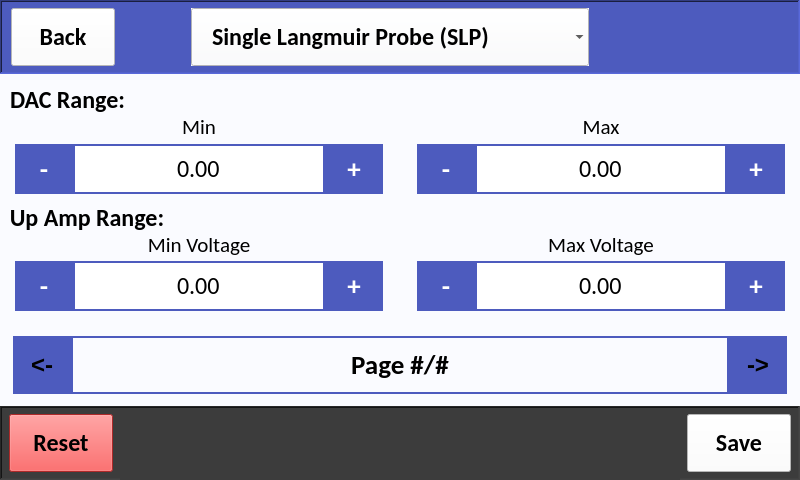
First picture: the form in src/user_interface/graphic_user_interface/user_settings.ui, repository CFigueroa90894/plasmetry, before the edit.
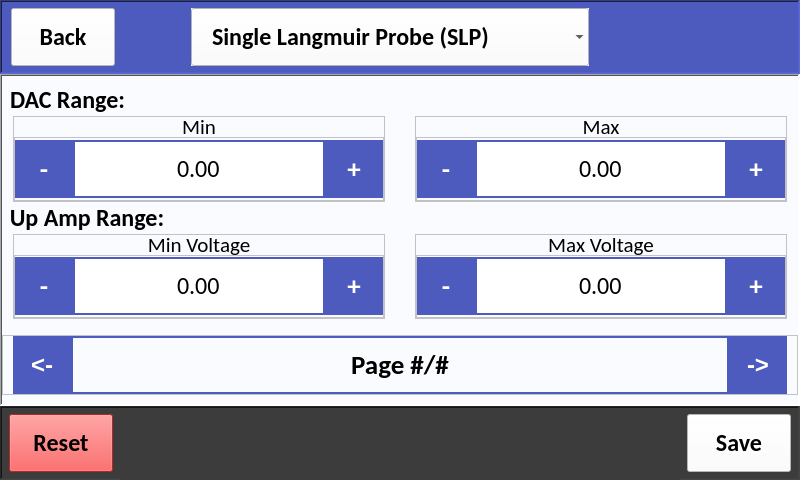
Second picture: the form after the edit. The open tabs and pages were chosen to show the change.

The edit to the form file:
```diff
--- a/src/user_interface/graphic_user_interface/user_settings.ui
+++ b/src/user_interface/graphic_user_interface/user_settings.ui
@@ -32,7 +32,7 @@
 }
 
 QFrame {
-	background-color: transparent;
+	background-color: #fafbff;
 }</string>
    </property>
    <layout class="QVBoxLayout" name="verticalLayout">
@@ -304,8 +304,8 @@
       </property>
       <property name="styleSheet">
        <string notr="true">QGroupBox {
-	border: 1px solid transparent;
-	background-color: transparent;
+	border: 1px solid #fafbff;
+	background-color: #fafbff;
     color: black; 
     margin-top: 30px;  /* Add margin to preserve space for the title */
 }
@@ -3167,13 +3167,13 @@
                        <property name="minimumSize">
                         <size>
                          <width>58</width>
-                         <height>50</height>
+                         <height>58</height>
                         </size>
                        </property>
                        <property name="maximumSize">
                         <size>
                          <width>58</width>
-                         <height>50</height>
+                         <height>58</height>
                         </size>
                        </property>
                        <property name="font">
@@ -3193,13 +3193,13 @@
                        <property name="minimumSize">
                         <size>
                          <width>0</width>
-                         <height>50</height>
+                         <height>58</height>
                         </size>
                        </property>
                        <property name="maximumSize">
                         <size>
                          <width>1000</width>
-                         <height>50</height>
+                         <height>58</height>
                         </size>
                        </property>
                        <property name="font">
@@ -3244,13 +3244,13 @@
                        <property name="minimumSize">
                         <size>
                          <width>58</width>
-                         <height>50</height>
+                         <height>58</height>
                         </size>
                        </property>
                        <property name="maximumSize">
                         <size>
                          <width>16777215</width>
-                         <height>50</height>
+                         <height>58</height>
                         </size>
                        </property>
                        <property name="font">
@@ -3369,13 +3369,13 @@
                        <property name="minimumSize">
                         <size>
                          <width>58</width>
-                         <height>50</height>
+                         <height>58</height>
                         </size>
                        </property>
                        <property name="maximumSize">
                         <size>
                          <width>58</width>
-                         <height>50</height>
+                         <height>58</height>
                         </size>
                        </property>
                        <property name="font">
@@ -3395,13 +3395,13 @@
                        <property name="minimumSize">
                         <size>
                          <width>0</width>
-                         <height>50</height>
+                         <height>58</height>
                         </size>
                        </property>
                        <property name="maximumSize">
                         <size>
                          <width>1000</width>
-                         <height>50</height>
+                         <height>58</height>
                         </size>
                        </property>
                        <property name="font">
@@ -3443,13 +3443,13 @@
                        <property name="minimumSize">
                         <size>
                          <width>58</width>
-                         <height>50</height>
+                         <height>58</height>
                         </size>
                        </property>
                        <property name="maximumSize">
                         <size>
                          <width>16777215</width>
-                         <height>50</height>
+                         <height>58</height>
                         </size>
                        </property>
                        <property name="font">
@@ -3606,13 +3606,13 @@
                        <property name="minimumSize">
                         <size>
                          <width>58</width>
-                         <height>50</height>
+                         <height>58</height>
                         </size>
                        </property>
                        <property name="maximumSize">
                         <size>
                          <width>58</width>
-                         <height>50</height>
+                         <height>58</height>
                         </size>
                        </property>
                        <property name="font">
@@ -3632,13 +3632,13 @@
                        <property name="minimumSize">
                         <size>
                          <width>0</width>
-                         <height>50</height>
+                         <height>58</height>
                         </size>
                        </property>
                        <property name="maximumSize">
                         <size>
                          <width>1000</width>
-                         <height>50</height>
+                         <height>58</height>
                         </size>
                        </property>
                        <property name="font">
@@ -3683,13 +3683,13 @@
                        <property name="minimumSize">
                         <size>
                          <width>58</width>
-                         <height>50</height>
+                         <height>58</height>
                         </size>
                        </property>
                        <property name="maximumSize">
                         <size>
                          <width>16777215</width>
-                         <height>50</height>
+                         <height>58</height>
                         </size>
                        </property>
                        <property name="font">
@@ -3808,13 +3808,13 @@
                        <property name="minimumSize">
                         <size>
                          <width>58</width>
-                         <height>50</height>
+                         <height>58</height>
                         </size>
                        </property>
                        <property name="maximumSize">
                         <size>
                          <width>58</width>
-                         <height>50</height>
+                         <height>58</height>
                         </size>
                        </property>
                        <property name="font">
@@ -3834,13 +3834,13 @@
                        <property name="minimumSize">
                         <size>
                          <width>0</width>
-                         <height>50</height>
+                         <height>58</height>
                         </size>
                        </property>
                        <property name="maximumSize">
                         <size>
                          <width>1000</width>
-                         <height>50</height>
+                         <height>58</height>
                         </size>
                        </property>
                        <property name="font">
@@ -3882,13 +3882,13 @@
                        <property name="minimumSize">
                         <size>
                          <width>58</width>
-                         <height>50</height>
+                         <height>58</height>
                         </size>
                        </property>
                        <property name="maximumSize">
                         <size>
                          <width>16777215</width>
-                         <height>50</height>
+                         <height>58</height>
                         </size>
                        </property>
                        <property name="font">
@@ -10454,6 +10454,9 @@
                <bold>true</bold>
               </font>
              </property>
+             <property name="styleSheet">
+              <string notr="true">color: white;</string>
+             </property>
              <property name="text">
               <string>&lt;-</string>
              </property>
@@ -10501,6 +10504,9 @@
                <bold>true</bold>
               </font>
              </property>
+             <property name="styleSheet">
+              <string notr="true">color: white;</string>
+             </property>
              <property name="text">
               <string>-&gt;</string>
              </property>
```
Left out of the diff: 188 changed lines with no effect on the pictures.
